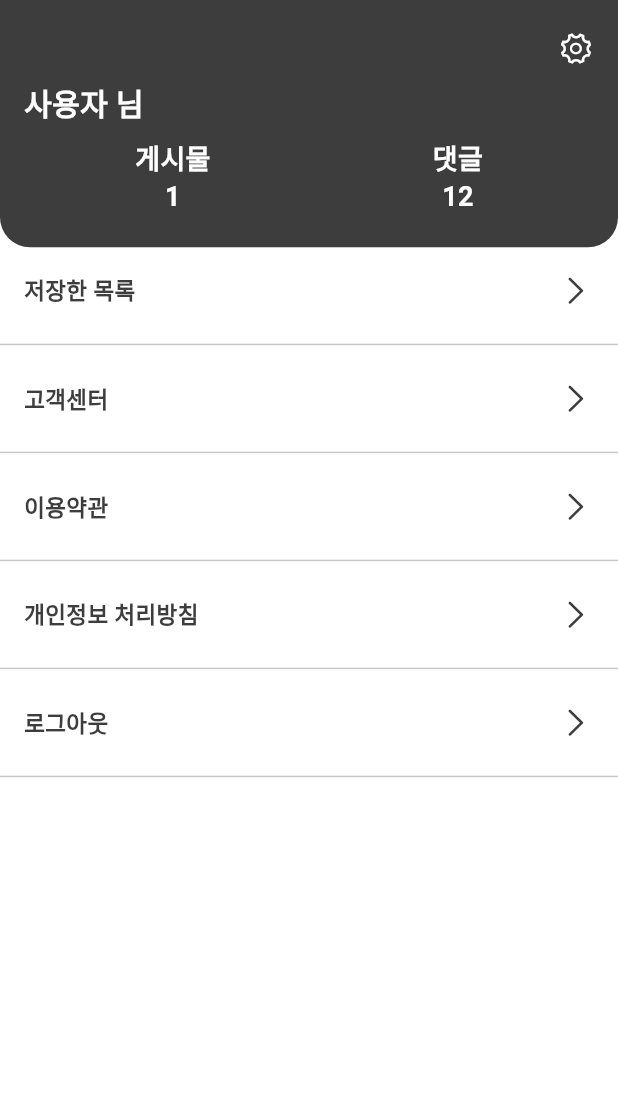
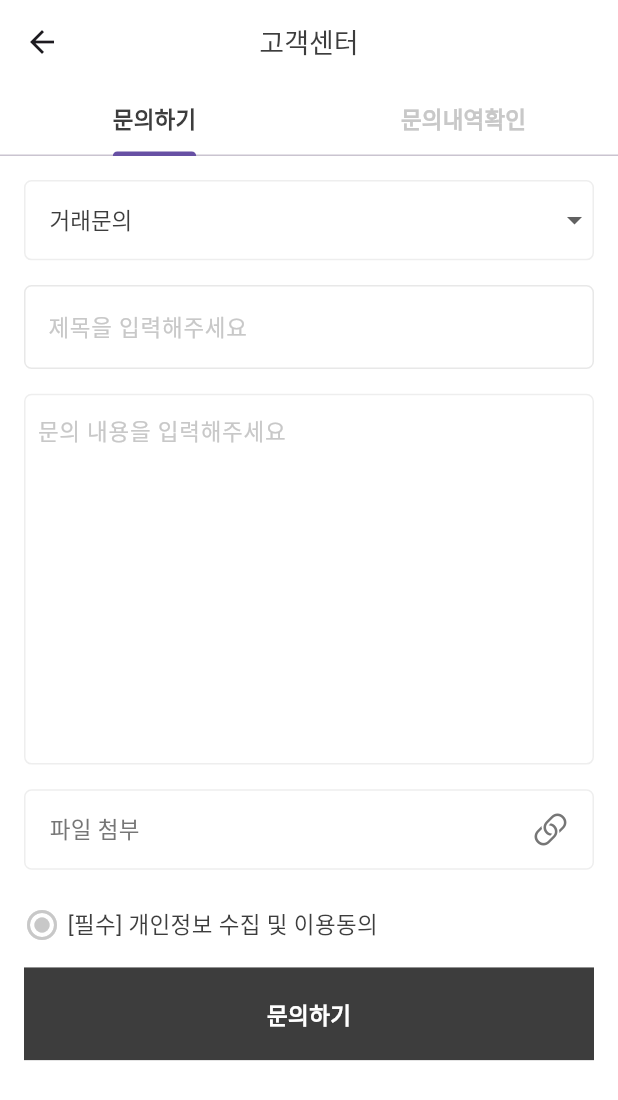
Before and after one commit to GodBongJune/Department-publish, a Flutter app: the MyPage screen opened directly, after a tap on "고객센터", on a phone screen of 412 x 824 dp. Shown: the top 1100 px of the screen. Run offline on Flutter 3.47's test engine with Material 3 defaults, Android fonts, the light colour scheme and no system bars; our stand-ins replace animated_splash_screen, flutter_riverpod, flutter_svg, image_picker, logger, package_info_plus and 1 more.

Commit message:
고객센터 페이지 완료

```diff
--- a/lib/pages/my_page/my_page_widgets/my_page_body.dart
+++ b/lib/pages/my_page/my_page_widgets/my_page_body.dart
@@ -2,6 +2,7 @@
 import 'package:department/pages/bookmark_list_page/bookmark_list_page.dart';
 import 'package:department/pages/my_info_page/my_info_page.dart';
 import 'package:department/pages/my_write_page/my_write_page.dart';
+import 'package:department/pages/qna_page/qna_page.dart';
 import 'package:flutter/cupertino.dart';
 import 'package:flutter/material.dart';
 
@@ -164,7 +165,13 @@
               Padding(
                 padding: const EdgeInsets.all(16.0),
                 child: InkWell(
-                  onTap: () {},
+                  onTap: () {
+                    Navigator.of(context).push(
+                      MaterialPageRoute(
+                        builder: (context) => QnAPage(),
+                      ),
+                    );
+                  },
                   child: Row(
                     children: [
                       Text(
--- /dev/null
+++ b/lib/pages/qna_page/qna_page.dart
@@ -0,0 +1,67 @@
+import 'package:department/core/constant/color_and_size.dart';
+import 'package:department/pages/qna_page/qna_page_widgets/qna_page_answer.dart';
+import 'package:department/pages/qna_page/qna_page_widgets/qna_page_question.dart';
+import 'package:flutter/material.dart';
+
+const List<Tab> tabs = <Tab>[
+  Tab(text: "문의하기"),
+  Tab(text: "문의내역확인"),
+];
+
+class QnAPage extends StatefulWidget {
+  final int tabIndex;
+
+  const QnAPage({super.key, this.tabIndex = 0});
+
+  @override
+  State<QnAPage> createState() => _QnAPageState();
+}
+
+class _QnAPageState extends State<QnAPage> with SingleTickerProviderStateMixin {
+  late TabController _tabController;
+
+  @override
+  void initState() {
+    super.initState();
+    _tabController = TabController(length: tabs.length, vsync: this);
+    _tabController.animateTo(widget.tabIndex);
+  }
+
+  @override
+  void dispose() {
+    _tabController.dispose();
+    super.dispose();
+  }
+
+  @override
+  Widget build(BuildContext context) {
+    return Scaffold(
+      appBar: AppBar(
+        title: Text("고객센터"),
+        bottom: TabBar(
+          controller: _tabController,
+          labelStyle: TextStyle(
+            color: k3DColor,
+            fontSize: size15,
+            fontWeight: FontWeight.bold,
+          ),
+          unselectedLabelColor: kC8Color,
+          unselectedLabelStyle: TextStyle(
+            color: kC8Color,
+            fontSize: size15,
+            fontWeight: FontWeight.bold,
+          ),
+          tabs: tabs,
+        ),
+      ),
+      body: TabBarView(
+        physics: NeverScrollableScrollPhysics(),
+        controller: _tabController,
+        children: [
+          QnAPageQuestion(tabController: _tabController),
+          QnAPageAnswer(),
+        ],
+      ),
+    );
+  }
+}
--- /dev/null
+++ b/lib/pages/qna_page/qna_page_widgets/qna_page_question.dart
@@ -0,0 +1,261 @@
+import 'package:department/core/constant/color_and_size.dart';
+import 'package:department/core/constant/custom_util.dart';
+import 'package:flutter/cupertino.dart';
+import 'package:flutter/material.dart';
+import 'package:image_picker/image_picker.dart';
+
+class QnAPageQuestion extends StatefulWidget {
+  final TabController tabController;
+
+  const QnAPageQuestion({super.key, required this.tabController});
+
+  @override
+  State<QnAPageQuestion> createState() => _QnAPageQuestionState();
+}
+
+class _QnAPageQuestionState extends State<QnAPageQuestion> {
+  //첨부할 이미지
+  List<String> selectedFileNames = [];
+
+  List<String> sendFile = [];
+  void onSelectedFiles(List<String> newFileNames) {
+    setState(() {
+      sendFile = newFileNames;
+    });
+  }
+
+  List<String> qnyTypeList = <String>[
+    "거래문의",
+    "이용문의",
+    "결제/환불",
+    "서비스 관련",
+    "회원/계정",
+    "운영정책",
+    "기타",
+  ];
+  String qnaType = "거래문의";
+  String getTypeCode(String typeInKorean) {
+    switch (typeInKorean) {
+      case "거래문의":
+        return "TRADE";
+      case "이용문의":
+        return "USE";
+      case "결제/환불":
+        return "PAY_REFUND";
+      case "서비스 관련":
+        return "SERVICE";
+      case "회원/계정":
+        return "ACCOUNT";
+      case "운영정책":
+        return "SERVICE_ROLE";
+      case "기타":
+        return "OTHER";
+      default:
+        return "TRADE";
+    }
+  }
+
+  bool agree = false;
+
+  @override
+  Widget build(BuildContext context) {
+    return Padding(
+      padding: const EdgeInsets.all(16.0),
+      child: ListView(
+        children: [
+          //문의 유형
+          Container(
+            decoration: BoxDecoration(
+              border: Border.all(color: kEEColor),
+              borderRadius: BorderRadius.circular(5),
+            ),
+            height: MediaQuery.of(context).size.height * 0.065,
+            width: double.infinity,
+            child: Center(
+              child: DropdownButton(
+                underline: Container(height: 1, color: Colors.transparent),
+                isExpanded: true,
+                value: qnaType,
+                items: qnyTypeList.map((String item) {
+                  return DropdownMenuItem<String>(
+                    child: Padding(
+                      padding: const EdgeInsets.only(left: 16),
+                      child: Text(
+                        "$item",
+                        style: TextStyle(color: k3DColor, fontSize: size15),
+                      ),
+                    ),
+                    value: item,
+                  );
+                }).toList(),
+                style: TextStyle(color: k3DColor),
+                onChanged: (dynamic value) {
+                  setState(() {
+                    qnaType = value;
+                  });
+                },
+              ),
+            ),
+          ),
+          SizedBox(height: MediaQuery.of(context).size.height * 0.02),
+          //문의 제목
+          TextFormField(
+            style: TextStyle(decorationThickness: 0),
+            decoration: InputDecoration(
+              border: InputBorder.none,
+              hintText: "제목을 입력해주세요",
+              hintStyle: TextStyle(
+                color: kC8Color,
+                fontSize: size15,
+              ),
+              focusedBorder: OutlineInputBorder(
+                borderSide: BorderSide(color: kE8Color),
+                borderRadius: BorderRadius.circular(5),
+              ),
+              enabledBorder: OutlineInputBorder(
+                borderSide: BorderSide(color: kE8Color),
+                borderRadius: BorderRadius.circular(5),
+              ),
+            ),
+          ),
+          SizedBox(height: MediaQuery.of(context).size.height * 0.02),
+          //문의 내용
+          Container(
+            height: MediaQuery.of(context).size.height * 0.3,
+            decoration: BoxDecoration(
+              borderRadius: BorderRadius.circular(5),
+              border: Border.all(color: kEEColor),
+            ),
+            child: Padding(
+              padding: const EdgeInsets.only(left: 8.0),
+              child: TextFormField(
+                maxLines: null,
+                decoration: InputDecoration(
+                  border: InputBorder.none,
+                  hintText: "문의 내용을 입력해주세요",
+                  hintStyle: TextStyle(
+                    color: kC8Color,
+                    fontSize: size15,
+                    decorationThickness: 0,
+                  ),
+                ),
+              ),
+            ),
+          ),
+          SizedBox(height: MediaQuery.of(context).size.height * 0.02),
+          //파일 첨부
+          InkWell(
+            onTap: () {
+              pickImage();
+            },
+            child: Container(
+              height: MediaQuery.of(context).size.height * 0.065,
+              decoration: BoxDecoration(
+                borderRadius: BorderRadius.circular(5),
+                border: Border.all(color: kEEColor),
+              ),
+              child: Padding(
+                padding: const EdgeInsets.symmetric(horizontal: 16.0),
+                child: Row(
+                  children: [
+                    Text(
+                      "파일 첨부",
+                      style: TextStyle(
+                        color: k76Color,
+                        fontSize: size15,
+                      ),
+                    ),
+                    Spacer(),
+                    Icon(CupertinoIcons.link, color: k76Color),
+                  ],
+                ),
+              ),
+            ),
+          ),
+          SizedBox(height: MediaQuery.of(context).size.height * 0.01),
+          //첨부된 파일 목록
+          if (selectedFileNames.isNotEmpty)
+            Wrap(
+              runSpacing: 20,
+              children: selectedFileNames.map((fileName) {
+                return Row(
+                  mainAxisSize: MainAxisSize.min,
+                  children: [
+                    Expanded(
+                      child: Text(
+                        fileName,
+                        style: TextStyle(
+                          color: k76Color,
+                          fontSize: size15,
+                        ),
+                        overflow: TextOverflow.ellipsis,
+                      ),
+                    ),
+                    InkWell(
+                      onTap: () {
+                        setState(() {
+                          selectedFileNames.remove(fileName);
+                        });
+                      },
+                      child: Icon(CupertinoIcons.xmark, color: k3DColor),
+                    ),
+                  ],
+                );
+              }).toList(),
+            ),
+          SizedBox(height: MediaQuery.of(context).size.height * 0.02),
+          //이용동의
+          InkWell(
+            onTap: () {
+              setState(() {
+                agree = !agree;
+              });
+            },
+            child: Row(
+              children: [
+                Icon(
+                  Icons.radio_button_checked,
+                  color: agree ? k3DColor : kC8Color,
+                ),
+                SizedBox(width: 5),
+                Text(
+                  "[필수] 개인정보 수집 및 이용동의",
+                  style: TextStyle(
+                    color: k3DColor,
+                    fontSize: size15,
+                  ),
+                ),
+              ],
+            ),
+          ),
+          SizedBox(height: MediaQuery.of(context).size.height * 0.02),
+          basicButton(
+            context: context,
+            onTap: () {
+              widget.tabController.animateTo(1);
+            },
+            buttonColor: k3DColor,
+            textColor: Colors.white,
+            text: "문의하기",
+          ),
+        ],
+      ),
+    );
+  }
+
+  Future<void> pickImage() async {
+    try {
+      final ImagePicker _picker = ImagePicker();
+      final XFile? image = await _picker.pickImage(source: ImageSource.gallery);
+      if (image != null) {
+        String filePath = image.path;
+        setState(() {
+          selectedFileNames.add(filePath);
+        });
+        onSelectedFiles(selectedFileNames);
+      }
+    } catch (e) {
+      print('ImagePicker error: $e');
+    }
+  }
+}
```
Also changed, not shown: lib/pages/qna_page/qna_page_widgets/qna_page_answer.dart (added, +141 -0 lines).
